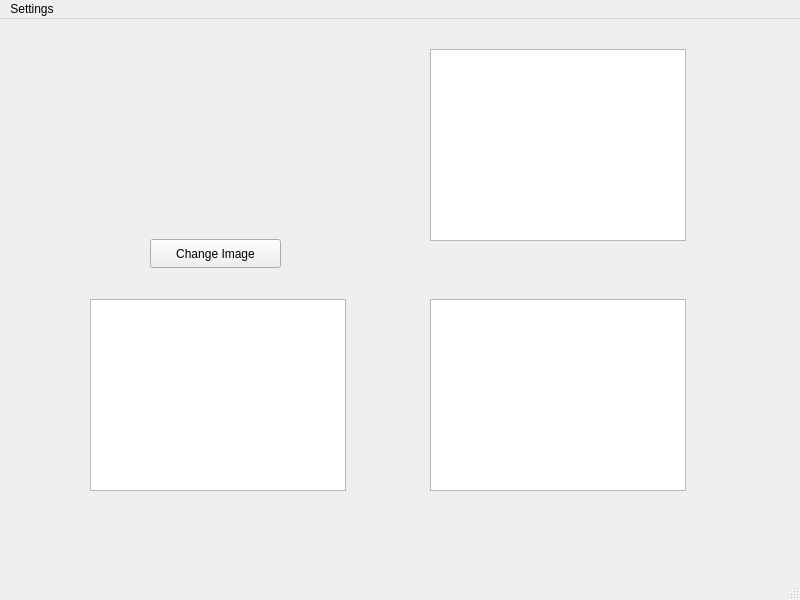
The window that client/ibsss_stream_view_window.ui (Vino4/IBSSS) describes before a commit, drawn with Qt 5.
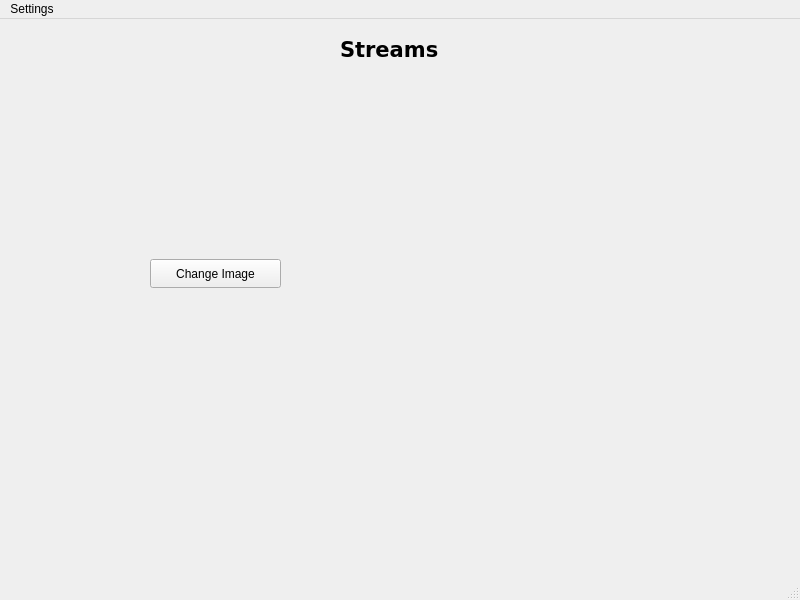
The same window after the commit. The open tabs and pages were chosen to show the change. Custom widgets are drawn as their Qt base class.

Diff of the .ui file:
```diff
--- a/client/ibsss_stream_view_window.ui
+++ b/client/ibsss_stream_view_window.ui
@@ -27,41 +27,11 @@
      <number>0</number>
     </property>
     <widget class="QWidget" name="page">
-     <widget class="QGraphicsView" name="graphicsView_3">
-      <property name="geometry">
-       <rect>
-        <x>50</x>
-        <y>280</y>
-        <width>256</width>
-        <height>192</height>
-       </rect>
-      </property>
-     </widget>
-     <widget class="QGraphicsView" name="graphicsView_2">
-      <property name="geometry">
-       <rect>
-        <x>390</x>
-        <y>30</y>
-        <width>256</width>
-        <height>192</height>
-       </rect>
-      </property>
-     </widget>
-     <widget class="QGraphicsView" name="graphicsView_4">
-      <property name="geometry">
-       <rect>
-        <x>390</x>
-        <y>280</y>
-        <width>256</width>
-        <height>192</height>
-       </rect>
-      </property>
-     </widget>
      <widget class="QPushButton" name="changeImageButton">
       <property name="geometry">
        <rect>
         <x>110</x>
-        <y>220</y>
+        <y>240</y>
         <width>131</width>
         <height>29</height>
        </rect>
@@ -74,25 +44,76 @@
       <property name="geometry">
        <rect>
         <x>50</x>
-        <y>40</y>
+        <y>60</y>
         <width>251</width>
         <height>171</height>
        </rect>
       </property>
      </widget>
-    </widget>
-    <widget class="QWidget" name="page_5">
+     <widget class="Stream_Display" name="Display_2" native="true">
+      <property name="geometry">
+       <rect>
+        <x>50</x>
+        <y>290</y>
+        <width>251</width>
+        <height>191</height>
+       </rect>
+      </property>
+     </widget>
+     <widget class="Stream_Display" name="Display_3" native="true">
+      <property name="geometry">
+       <rect>
+        <x>390</x>
+        <y>60</y>
+        <width>251</width>
+        <height>181</height>
+       </rect>
+      </property>
+     </widget>
+     <widget class="Stream_Display" name="Display_4" native="true">
+      <property name="geometry">
+       <rect>
+        <x>390</x>
+        <y>290</y>
+        <width>251</width>
+        <height>191</height>
+       </rect>
+      </property>
+     </widget>
      <widget class="QLabel" name="label_3">
       <property name="geometry">
        <rect>
-        <x>320</x>
-        <y>90</y>
-        <width>121</width>
+        <x>300</x>
+        <y>20</y>
+        <width>111</width>
+        <height>21</height>
+       </rect>
+      </property>
+      <property name="font">
+       <font>
+        <family>DejaVu Sans</family>
+        <pointsize>16</pointsize>
+        <weight>75</weight>
+        <bold>true</bold>
+       </font>
+      </property>
+      <property name="text">
+       <string>Streams</string>
+      </property>
+     </widget>
+    </widget>
+    <widget class="QWidget" name="page_5">
+     <widget class="QLabel" name="streamLink_label">
+      <property name="geometry">
+       <rect>
+        <x>210</x>
+        <y>150</y>
+        <width>211</width>
         <height>19</height>
        </rect>
       </property>
       <property name="text">
-       <string>Add Stream</string>
+       <string>Paste Stream link below:</string>
       </property>
      </widget>
      <widget class="QPushButton" name="back">
```
Left out of the diff: 136 changed lines with no effect on the pictures.
